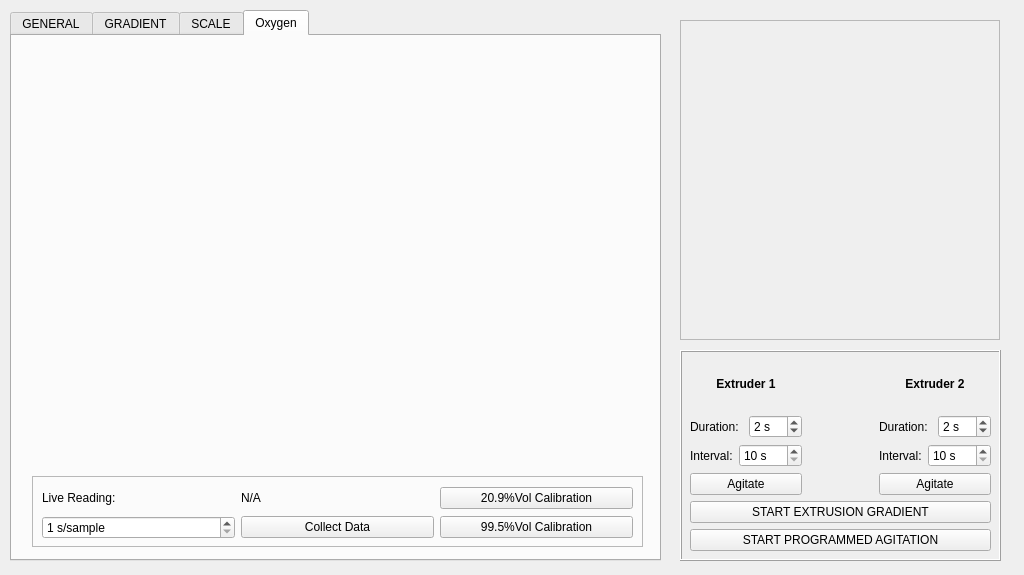
Qt form _ui/PME.ui (boydstongroup/PME-DEV) before a commit.
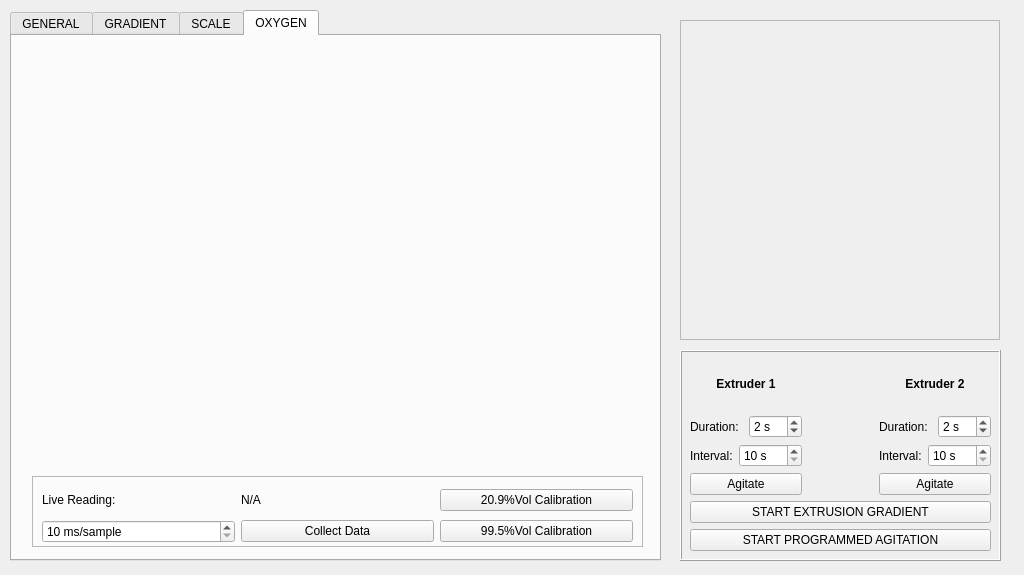
The same form after that commit. The open tabs and pages were chosen to show the change. Icons and pictures are not drawn. Custom widgets are drawn as their Qt base class.

```diff
--- a/_ui/PME.ui
+++ b/_ui/PME.ui
@@ -864,7 +864,7 @@
     </widget>
     <widget class="QWidget" name="tab">
      <attribute name="title">
-      <string>Oxygen</string>
+      <string>OXYGEN</string>
      </attribute>
      <widget class="PlotWidget" name="graphWidget_2" native="true">
       <property name="geometry">
@@ -897,7 +897,7 @@
          <x>10</x>
          <y>10</y>
          <width>591</width>
-         <height>56</height>
+         <height>61</height>
         </rect>
        </property>
        <layout class="QGridLayout" name="gridLayout_9">
@@ -920,13 +920,13 @@
           <item>
            <widget class="QSpinBox" name="oxygenSampleInterval_spinBox">
             <property name="suffix">
-             <string> s/sample</string>
+             <string> ms/sample</string>
             </property>
             <property name="minimum">
-             <number>1</number>
+             <number>10</number>
             </property>
             <property name="maximum">
-             <number>60</number>
+             <number>10000</number>
             </property>
            </widget>
           </item>
```
Left out of the diff: 34 changed lines with no effect on the pictures.
